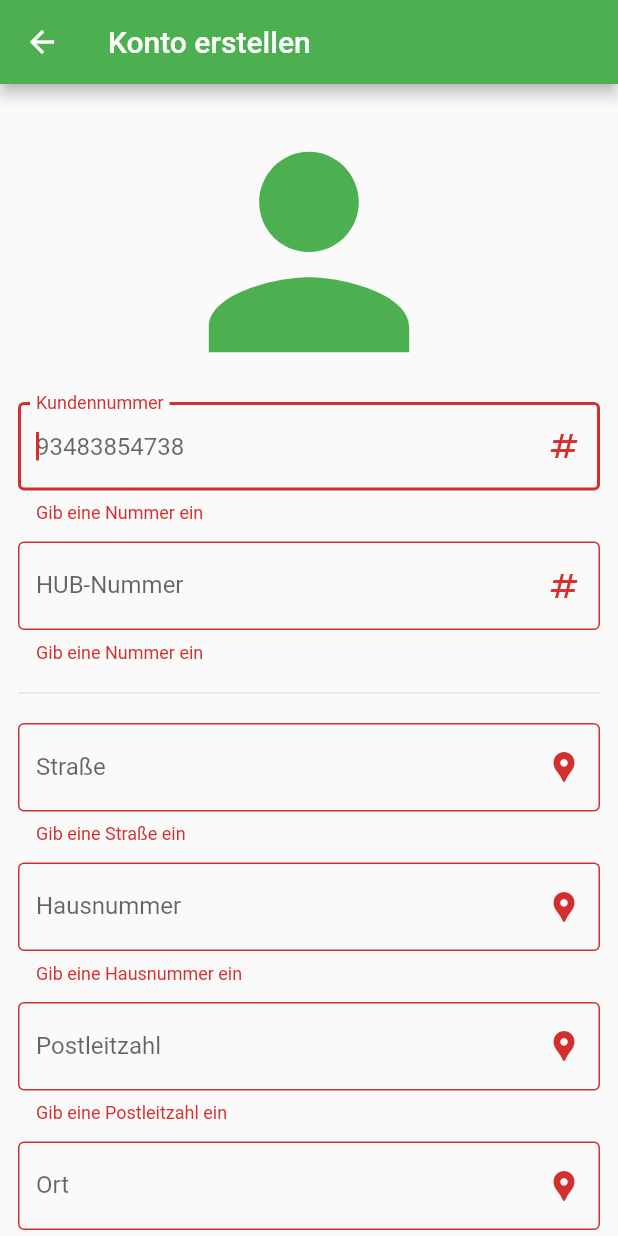
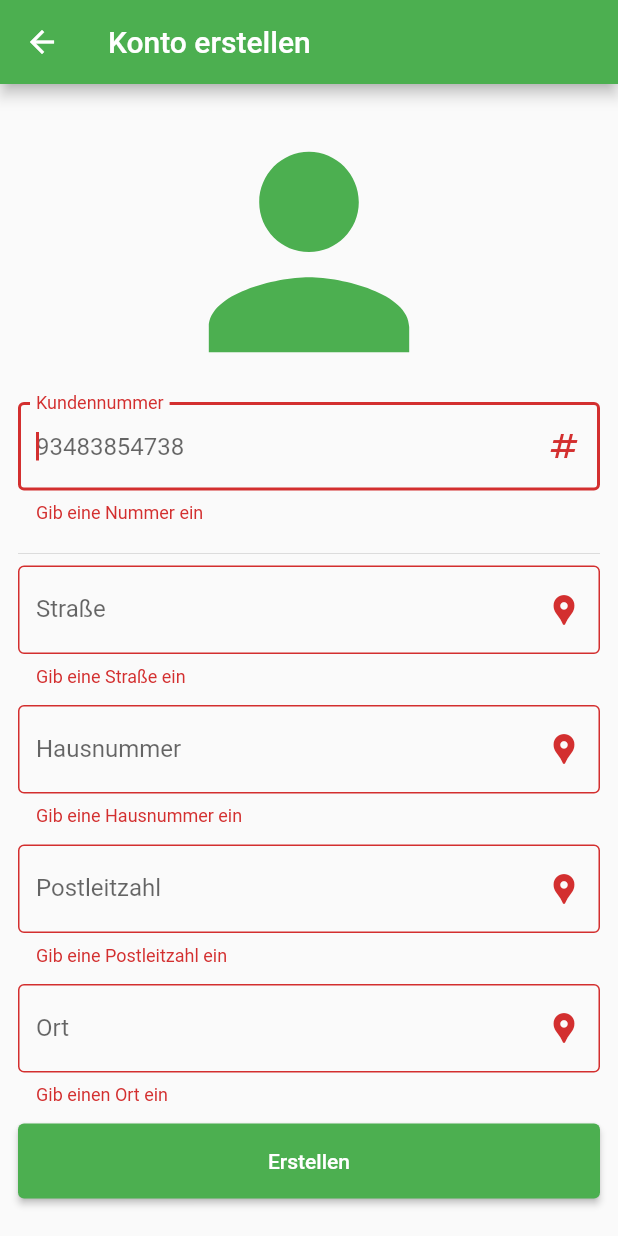
Before and after one commit to patrickfelschen/smartgrid-app, a Flutter app: the CustomerManageScreen screen opened directly, after a tap on "Erstellen", on a phone screen of 412 x 824 dp. Run offline on Flutter 3.47's test engine with Material 2 defaults, Android fonts, the phone set to English and light mode, and no system bars; our stand-ins replace dio, flutter_riverpod, freezed_annotation, hive_flutter, validators; accounts and stored records are empty.

Commit message:
removed hubId

```diff
--- a/lib/app/pages/authentication/customer_manage_screen.dart
+++ b/lib/app/pages/authentication/customer_manage_screen.dart
@@ -44,7 +44,7 @@ class CustomerManageScreen extends ConsumerWidget {
 
         CustomerCreationDTO creationDTO = CustomerCreationDTO(
           id: customerId,
-          hubid: hubid,
+          // hubid: hubid,
           street: streetText,
           number: numberText,
           postalcode: postalcodeText,
@@ -100,31 +100,7 @@ class CustomerManageScreen extends ConsumerWidget {
                 const SizedBox(
                   height: 12.0,
                 ),
-                TextFormField(
-                  readOnly: editMode,
-                  controller: hubIdController,
-                  keyboardType: TextInputType.number,
-                  validator: (value) {
-                    return isNumeric(value.toString())
-                        ? null
-                        : 'Gib eine Nummer ein';
-                  },
-                  decoration: const InputDecoration(
-                    suffixIcon: Icon(Icons.numbers),
-                    border: OutlineInputBorder(),
-                    label: Text(
-                      "HUB-Nummer",
-                    ),
-                    hintText: "3427",
-                  ),
-                ),
-                const SizedBox(
-                  height: 12.0,
-                ),
                 const Divider(),
-                const SizedBox(
-                  height: 12.0,
-                ),
                 TextFormField(
                   controller: streetController,
                   validator: (value) {
--- a/lib/app/services/customer_service.dart
+++ b/lib/app/services/customer_service.dart
@@ -34,7 +34,7 @@ class CustomerService {
   Future<CustomerEntity> signUp(CustomerCreationDTO creationDTO) async {
     CustomerEntity entity = await ref.read(_authRepository).signUp(
           creationDTO.id,
-          creationDTO.hubid,
+          // creationDTO.hubid,
           creationDTO.street,
           creationDTO.number,
           creationDTO.postalcode,
@@ -46,7 +46,7 @@ class CustomerService {
   Future<CustomerEntity> updateCustomer(CustomerCreationDTO creationDTO) async {
     CustomerEntity entity = await ref.read(_authRepository).updateCustomer(
           creationDTO.id,
-          creationDTO.hubid,
+          // creationDTO.hubid,
           creationDTO.street,
           creationDTO.number,
           creationDTO.postalcode,
--- a/lib/data/models/customer_creation_dto.dart
+++ b/lib/data/models/customer_creation_dto.dart
@@ -7,7 +7,7 @@ part 'customer_creation_dto.g.dart';
 class CustomerCreationDTO with _$CustomerCreationDTO {
   factory CustomerCreationDTO({
     required int id,
-    required int hubid,
+    // required int hubid,
     required String street,
     required String number,
     required String postalcode,
--- a/lib/domain/repositories/auth_repository_interface.dart
+++ b/lib/domain/repositories/auth_repository_interface.dart
@@ -5,7 +5,7 @@ abstract class AuthRepositoryInterface {
 
   Future<CustomerEntity> signUp(
     int id,
-    int hubid,
+    // int hubid,
     String street,
     String number,
     String postalcode,
@@ -14,7 +14,7 @@ abstract class AuthRepositoryInterface {
 
   Future<CustomerEntity> updateCustomer(
     int id,
-    int hubid,
+    // int hubid,
     String street,
     String number,
     String postalcode,
```
Also changed, not shown: lib/data/repositories/customer_repository.dart (+4 -4 lines), lib/data/models/customer_creation_dto.freezed.dart, lib/data/models/customer_creation_dto.g.dart, 1 other file.
